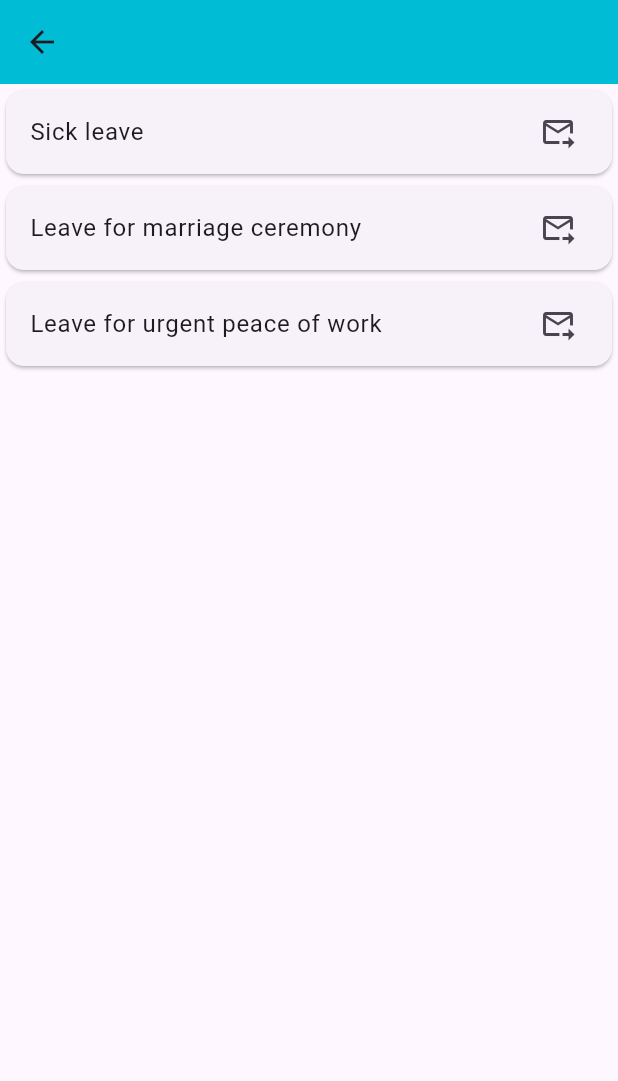
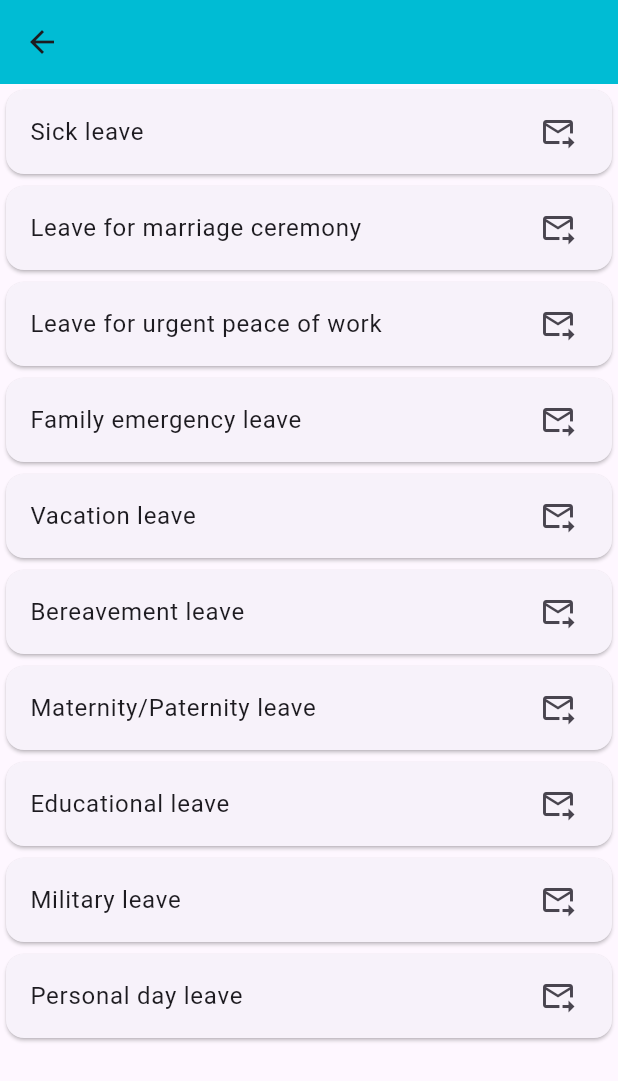
Before and after one commit to ABUBAKARL/collage_leave_app_Flutter, a Flutter app: the leave_send screen opened directly, on a phone screen of 412 x 824 dp. Shown: the top 1081 px of the screen. Run offline on Flutter 3.47's test engine with Material 2 defaults, Android fonts, the phone set to English and light mode, and no system bars; our stand-ins replace cloud_firestore, firebase_auth, firebase_core, get, google_sign_in, hive and 1 more; accounts and stored records are empty.

Commit message:
more leave applications

```diff
--- a/lib/Screens/leave_send.dart
+++ b/lib/Screens/leave_send.dart
@@ -22,18 +22,18 @@ class _leave_sendState extends State<leave_send> {
         children: [
           Expanded(
             child: ListView.builder(
-              itemCount: applications.application.length,
+              itemCount: Applications.application.length,
               itemBuilder: (BuildContext context, int index) {
                 return Card(
                   child: ListTile(
                     onTap: () {
                       date_select(
                         context,
-                        applications.application[index].toString(),
+                        Applications.application[index].toString(),
                       );
                     },
                     title: Text(
-                      applications.application[index],
+                      Applications.application[index],
                     ),
                     trailing: const Icon(
                       Icons.forward_to_inbox_outlined,
--- a/lib/applications/applications.dart
+++ b/lib/applications/applications.dart
@@ -1,8 +1,15 @@
-class applications {
+class Applications {
   static List application = [
     'Sick leave',
     'Leave for marriage ceremony',
     'Leave for urgent peace of work',
+    'Family emergency leave',
+    'Vacation leave',
+    'Bereavement leave',
+    'Maternity/Paternity leave',
+    'Educational leave',
+    'Military leave',
+    'Personal day leave'
   ];
   static List status = [
     'Not responded',
--- a/lib/tabs/student_leave.dart
+++ b/lib/tabs/student_leave.dart
@@ -97,7 +97,7 @@ class student_leave extends StatelessWidget {
                                   ),
                                   child: Center(
                                     child: Text(
-                                      applications.status[applicationStatus],
+                                      Applications.status[applicationStatus],
                                       style: const TextStyle(
                                           color: Colors.white,
                                           fontSize: 16,
```
